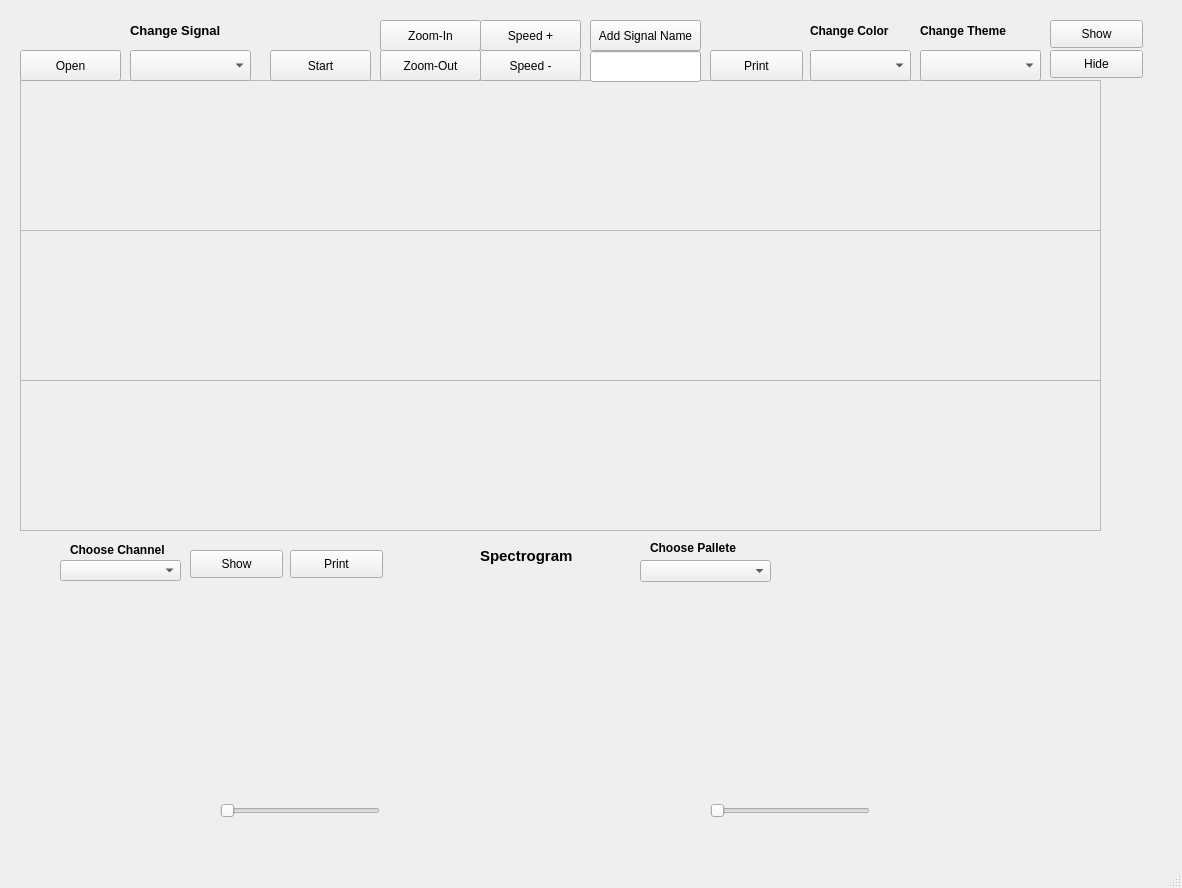
The window that IsaWorking-Copy.ui (Abdelrahmanhassan1/Signal-Viewer) describes before a commit, drawn with Qt 5.
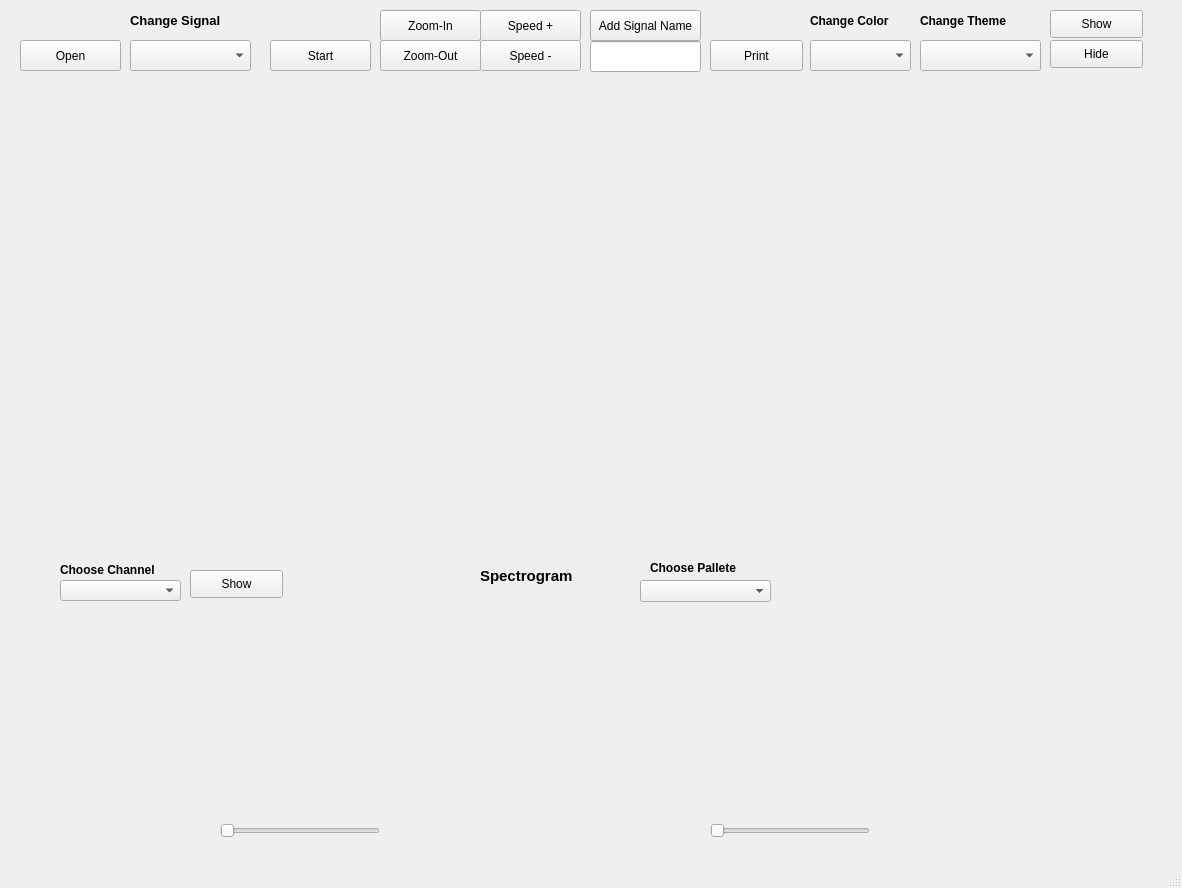
The same window after the commit.

Commit message: modifying the signal labels

```diff
--- a/IsaWorking-Copy.ui
+++ b/IsaWorking-Copy.ui
@@ -23,31 +23,13 @@
       <height>151</height>
      </rect>
     </property>
-    <layout class="QVBoxLayout" name="verticalLayout">
-     <item>
-      <widget class="QScrollArea" name="scrollArea">
-       <property name="widgetResizable">
-        <bool>true</bool>
-       </property>
-       <widget class="QWidget" name="scrollAreaWidgetContents_2">
-        <property name="geometry">
-         <rect>
-          <x>0</x>
-          <y>0</y>
-          <width>1077</width>
-          <height>147</height>
-         </rect>
-        </property>
-       </widget>
-      </widget>
-     </item>
-    </layout>
+    <layout class="QVBoxLayout" name="verticalLayout"/>
    </widget>
    <widget class="QPushButton" name="pushButton">
     <property name="geometry">
      <rect>
       <x>20</x>
-      <y>50</y>
+      <y>40</y>
       <width>101</width>
       <height>31</height>
      </rect>
@@ -63,7 +45,7 @@
     <property name="geometry">
      <rect>
       <x>270</x>
-      <y>50</y>
+      <y>40</y>
       <width>101</width>
       <height>31</height>
      </rect>
@@ -76,7 +58,7 @@
     <property name="geometry">
      <rect>
       <x>380</x>
-      <y>20</y>
+      <y>10</y>
       <width>101</width>
       <height>31</height>
      </rect>
@@ -89,7 +71,7 @@
     <property name="geometry">
      <rect>
       <x>380</x>
-      <y>50</y>
+      <y>40</y>
       <width>101</width>
       <height>31</height>
      </rect>
@@ -102,7 +84,7 @@
     <property name="geometry">
      <rect>
       <x>590</x>
-      <y>20</y>
+      <y>10</y>
       <width>111</width>
       <height>31</height>
      </rect>
@@ -115,7 +97,7 @@
     <property name="geometry">
      <rect>
       <x>710</x>
-      <y>50</y>
+      <y>40</y>
       <width>93</width>
       <height>31</height>
      </rect>
@@ -128,7 +110,7 @@
     <property name="geometry">
      <rect>
       <x>480</x>
-      <y>20</y>
+      <y>10</y>
       <width>101</width>
       <height>31</height>
      </rect>
@@ -141,7 +123,7 @@
     <property name="geometry">
      <rect>
       <x>480</x>
-      <y>50</y>
+      <y>40</y>
       <width>101</width>
       <height>31</height>
      </rect>
@@ -154,7 +136,7 @@
     <property name="geometry">
      <rect>
       <x>130</x>
-      <y>50</y>
+      <y>40</y>
       <width>121</width>
       <height>31</height>
      </rect>
@@ -164,7 +146,7 @@
     <property name="geometry">
      <rect>
       <x>590</x>
-      <y>51</y>
+      <y>41</y>
       <width>111</width>
       <height>31</height>
      </rect>
@@ -179,7 +161,7 @@
     <property name="geometry">
      <rect>
       <x>20</x>
-      <y>580</y>
+      <y>600</y>
       <width>1081</width>
       <height>201</height>
      </rect>
@@ -190,7 +172,7 @@
     <property name="geometry">
      <rect>
       <x>220</x>
-      <y>800</y>
+      <y>820</y>
       <width>160</width>
       <height>22</height>
      </rect>
@@ -203,7 +185,7 @@
     <property name="geometry">
      <rect>
       <x>710</x>
-      <y>800</y>
+      <y>820</y>
       <width>160</width>
       <height>22</height>
      </rect>
@@ -216,7 +198,7 @@
     <property name="geometry">
      <rect>
       <x>60</x>
-      <y>560</y>
+      <y>580</y>
       <width>121</width>
       <height>21</height>
      </rect>
@@ -226,7 +208,7 @@
     <property name="geometry">
      <rect>
       <x>190</x>
-      <y>550</y>
+      <y>570</y>
       <width>93</width>
       <height>28</height>
      </rect>
@@ -239,30 +221,17 @@
     <property name="geometry">
      <rect>
       <x>810</x>
-      <y>50</y>
+      <y>40</y>
       <width>101</width>
       <height>31</height>
      </rect>
     </property>
    </widget>
-   <widget class="QPushButton" name="pushButton_8">
-    <property name="geometry">
-     <rect>
-      <x>290</x>
-      <y>550</y>
-      <width>93</width>
-      <height>28</height>
-     </rect>
-    </property>
-    <property name="text">
-     <string>Print</string>
-    </property>
-   </widget>
    <widget class="QLabel" name="label">
     <property name="geometry">
      <rect>
       <x>480</x>
-      <y>540</y>
+      <y>560</y>
       <width>121</width>
       <height>31</height>
      </rect>
@@ -282,7 +251,7 @@
     <property name="geometry">
      <rect>
       <x>130</x>
-      <y>20</y>
+      <y>10</y>
       <width>131</width>
       <height>21</height>
      </rect>
@@ -302,7 +271,7 @@
     <property name="geometry">
      <rect>
       <x>810</x>
-      <y>20</y>
+      <y>10</y>
       <width>101</width>
       <height>21</height>
      </rect>
@@ -322,65 +291,29 @@
     <property name="geometry">
      <rect>
       <x>20</x>
-      <y>230</y>
+      <y>240</y>
       <width>1081</width>
       <height>151</height>
      </rect>
     </property>
-    <layout class="QVBoxLayout" name="verticalLayout_3">
-     <item>
-      <widget class="QScrollArea" name="scrollArea_2">
-       <property name="widgetResizable">
-        <bool>true</bool>
-       </property>
-       <widget class="QWidget" name="scrollAreaWidgetContents_3">
-        <property name="geometry">
-         <rect>
-          <x>0</x>
-          <y>0</y>
-          <width>1077</width>
-          <height>147</height>
-         </rect>
-        </property>
-       </widget>
-      </widget>
-     </item>
-    </layout>
+    <layout class="QVBoxLayout" name="verticalLayout_3"/>
    </widget>
    <widget class="QWidget" name="verticalLayoutWidget_4">
     <property name="geometry">
      <rect>
       <x>20</x>
-      <y>380</y>
+      <y>400</y>
       <width>1081</width>
       <height>151</height>
      </rect>
     </property>
-    <layout class="QVBoxLayout" name="verticalLayout_5">
-     <item>
-      <widget class="QScrollArea" name="scrollArea_3">
-       <property name="widgetResizable">
-        <bool>true</bool>
-       </property>
-       <widget class="QWidget" name="scrollAreaWidgetContents_4">
-        <property name="geometry">
-         <rect>
-          <x>0</x>
-          <y>0</y>
-          <width>1077</width>
-          <height>147</height>
-         </rect>
-        </property>
-       </widget>
-      </widget>
-     </item>
-    </layout>
+    <layout class="QVBoxLayout" name="verticalLayout_5"/>
    </widget>
    <widget class="QLabel" name="label_4">
     <property name="geometry">
      <rect>
       <x>920</x>
-      <y>20</y>
+      <y>10</y>
       <width>131</width>
       <height>21</height>
      </rect>
@@ -400,7 +333,7 @@
     <property name="geometry">
      <rect>
       <x>920</x>
-      <y>50</y>
+      <y>40</y>
       <width>121</width>
       <height>31</height>
      </rect>
@@ -410,7 +343,7 @@
     <property name="geometry">
      <rect>
       <x>1050</x>
-      <y>20</y>
+      <y>10</y>
       <width>93</width>
       <height>28</height>
      </rect>
@@ -423,7 +356,7 @@
     <property name="geometry">
      <rect>
       <x>1050</x>
-      <y>50</y>
+      <y>40</y>
       <width>93</width>
       <height>28</height>
      </rect>
@@ -436,7 +369,7 @@
     <property name="geometry">
      <rect>
       <x>640</x>
-      <y>560</y>
+      <y>580</y>
       <width>131</width>
       <height>22</height>
      </rect>
@@ -445,9 +378,9 @@
    <widget class="QLabel" name="label_5">
     <property name="geometry">
      <rect>
-      <x>70</x>
-      <y>540</y>
-      <width>111</width>
+      <x>60</x>
+      <y>560</y>
+      <width>121</width>
       <height>20</height>
      </rect>
     </property>
@@ -466,7 +399,7 @@
     <property name="geometry">
      <rect>
       <x>650</x>
-      <y>540</y>
+      <y>560</y>
       <width>121</width>
       <height>16</height>
      </rect>
```
The commit also changes 2 other files.
